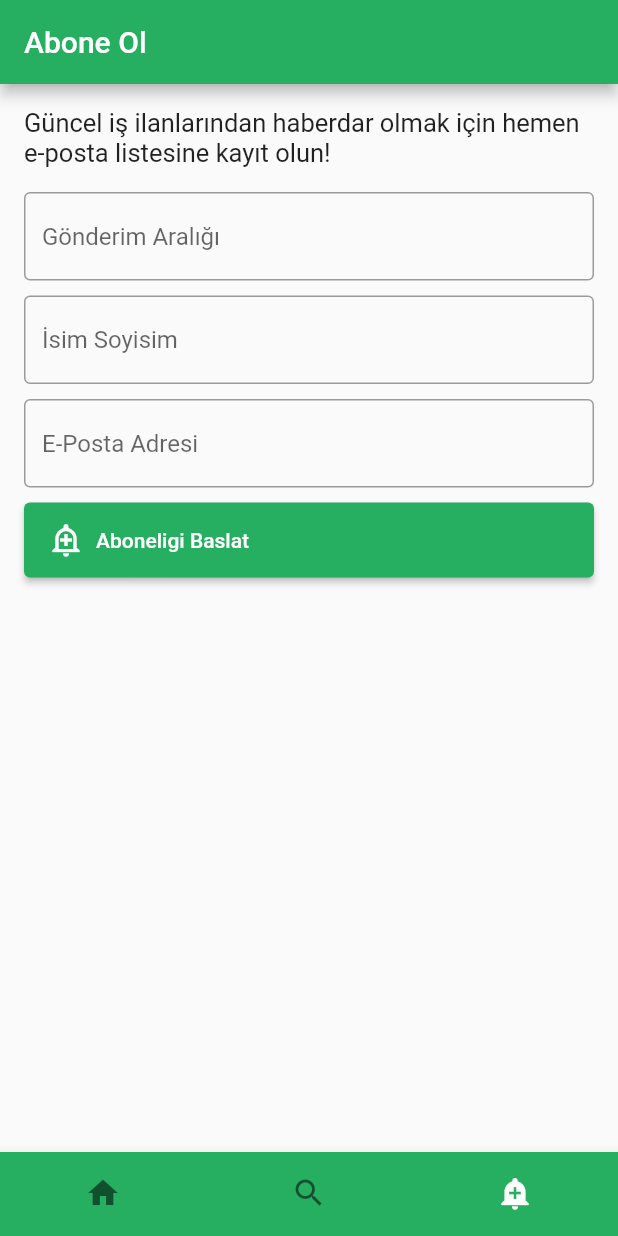
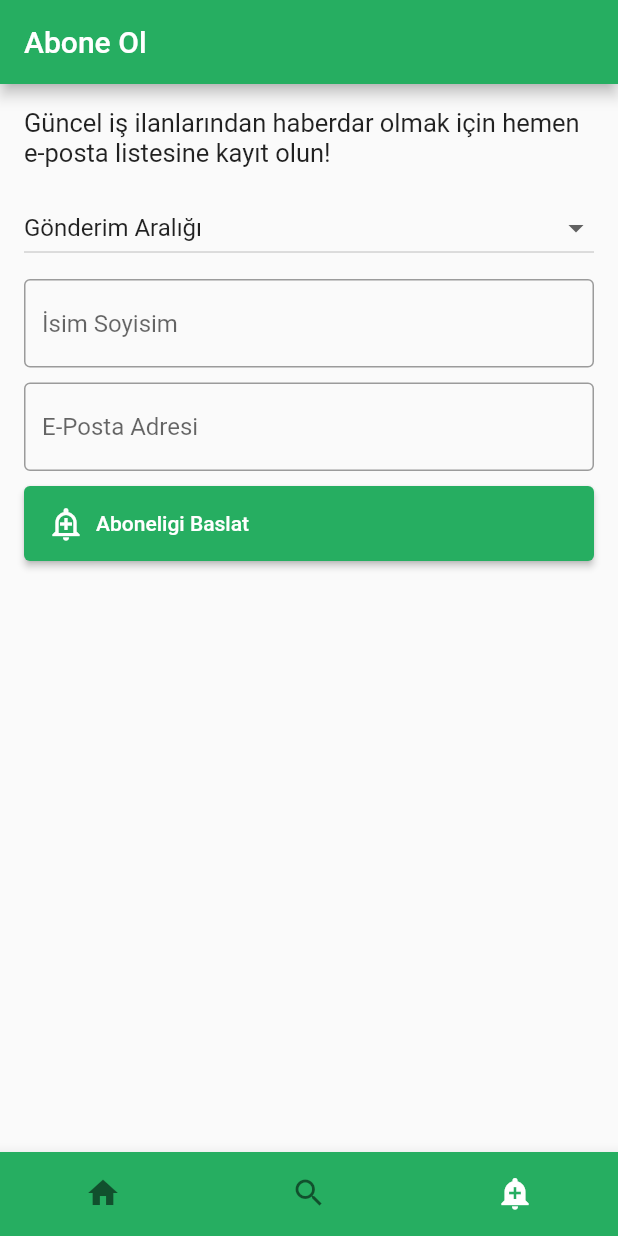
Before and after one commit to marifdev/kodilan_flutter, a Flutter app: the screen it shows after launch, item 3 of the bottom bar chosen, after a tap on "Aboneligi Baslat", on a phone screen of 412 x 824 dp. Run offline on Flutter 3.47's test engine with Material 2 defaults, Android fonts, the phone set to English and light mode, and no system bars; our stand-ins replace flutter_html, flutter_svg, font_awesome_flutter, timeago, url_launcher_web, video_player_web; missing offline and left inert: wakelock_web; network calls fail.

Commit message:
subscribe function added

```diff
--- a/lib/ui/pages/search_result/search_result_viewmodel.dart
+++ b/lib/ui/pages/search_result/search_result_viewmodel.dart
@@ -19,6 +19,7 @@ Future<List<Post>> getSearchedPosts(query, location) async {
 }
 
 Future<List<Post>> getTagPosts(String tag) async {
+  tag = tag.replaceAll(RegExp(r'[^\w\s]+'), '');
   final response =
       await http.get(Uri.parse('https://api.kodilan.com/tags/$tag/posts'));
   // Use the compute function to run parsePhotos in a separate isolate.
--- a/lib/ui/pages/subscribe/subscribe_view.dart
+++ b/lib/ui/pages/subscribe/subscribe_view.dart
@@ -1,9 +1,67 @@
+import 'dart:convert';
+import 'dart:io';
+import 'package:http/http.dart' as http;
+
 import 'package:flutter/material.dart';
 
 import '../../shared/colors.dart';
 
-class Subscribe extends StatelessWidget {
+class Subscribe extends StatefulWidget {
   const Subscribe({Key? key}) : super(key: key);
+
+  @override
+  State<Subscribe> createState() => _SubscribeState();
+}
+
+class _SubscribeState extends State<Subscribe> {
+  final nameController = TextEditingController();
+  final emailController = TextEditingController();
+  final pickerData = [
+    'Gönderim Aralığı',
+    'Haftalık Bildirim',
+    'Aylık Bildirim'
+  ];
+  final frequencies = {
+    'Gönderim Aralığı': 'choose',
+    'Haftalık Bildirim': 'weekly',
+    'Aylık Bildirim': 'monthly'
+  };
+  String dropdownValue = 'Gönderim Aralığı';
+
+  onPressSubscribe(frequency, name, email) async {
+    if (!name.isEmpty && !email.isEmpty && frequency != 'choose') {
+      try {
+        var response = await http.post(
+          Uri.parse('https://api.kodilan.com/newsletters'),
+          headers: <String, String>{
+            'Content-Type': 'application/json; charset=UTF-8',
+            'Accept': "application/json",
+          },
+          body: jsonEncode(<String, String>{
+            'name': name,
+            'email': email,
+            'frequency': frequency,
+          }),
+        );
+        if (response.statusCode == 200) {
+          setState(() {
+            nameController.text = '';
+            emailController.text = '';
+            dropdownValue = 'Gönderim Aralığı';
+          });
+        } else {
+          print(response.statusCode);
+          print(response.body);
+        }
+      } on HttpException catch (e) {
+        print('Uyarı! Hata: ' + e.message);
+      }
+    } else {
+      print(
+        'Uyarı! Lütfen isim, e-posta ve bildirim aralığı alanlarının hepsini doldurunuz.',
+      );
+    }
+  }
 
   @override
   Widget build(BuildContext context) {
@@ -19,17 +77,29 @@ class Subscribe extends StatelessWidget {
           const SizedBox(
             height: 16,
           ),
-          const TextField(
-            decoration: InputDecoration(
-              border: OutlineInputBorder(),
-              hintText: 'Gönderim Aralığı',
-            ),
+          DropdownButton<String>(
+            isExpanded: true,
+            value: dropdownValue,
+            elevation: 16,
+            borderRadius: BorderRadius.circular(5),
+            onChanged: (String? newValue) {
+              setState(() {
+                dropdownValue = newValue!;
+              });
+            },
+            items: pickerData.map<DropdownMenuItem<String>>((String value) {
+              return DropdownMenuItem<String>(
+                value: value,
+                child: Text(value),
+              );
+            }).toList(),
           ),
           const SizedBox(
             height: 10,
           ),
-          const TextField(
-            decoration: InputDecoration(
+          TextField(
+            controller: nameController,
+            decoration: const InputDecoration(
               border: OutlineInputBorder(),
               hintText: 'İsim Soyisim',
             ),
@@ -37,8 +107,9 @@ class Subscribe extends StatelessWidget {
           const SizedBox(
             height: 10,
           ),
-          const TextField(
-            decoration: InputDecoration(
+          TextField(
+            controller: emailController,
+            decoration: const InputDecoration(
               border: OutlineInputBorder(),
               hintText: 'E-Posta Adresi',
             ),
@@ -51,7 +122,8 @@ class Subscribe extends StatelessWidget {
               minimumSize: const Size(double.infinity, 50),
               primary: AppColors.mainColor,
             ),
-            onPressed: () {},
+            onPressed: () => onPressSubscribe(frequencies[dropdownValue],
+                nameController.text, emailController.text),
             child: Row(
               children: const [
                 Padding(
```
